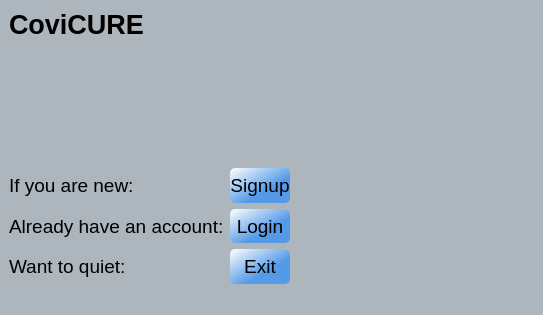
Above: Forms/mainwindow.ui from ayush-regmi/CoviCURE before the change. Below: the same form after it.
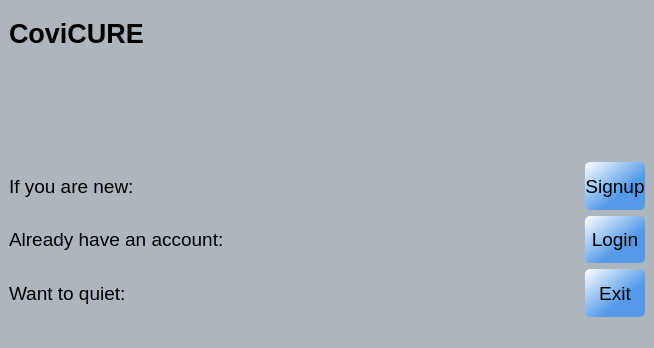
That is the form after the change.

What changed in the file:
```diff
--- a/Forms/mainwindow.ui
+++ b/Forms/mainwindow.ui
@@ -6,8 +6,8 @@
    <rect>
     <x>0</x>
     <y>0</y>
-    <width>543</width>
-    <height>315</height>
+    <width>654</width>
+    <height>348</height>
    </rect>
   </property>
   <property name="windowTitle">
@@ -17,35 +17,21 @@
    <string notr="true">background-color: rgb(173, 181, 189);</string>
   </property>
   <widget class="QWidget" name="centralwidget">
-   <layout class="QGridLayout" name="gridLayout">
-    <item row="0" column="2" rowspan="4">
-     <widget class="QLabel" name="label_pic">
-      <property name="text">
-       <string/>
+   <layout class="QGridLayout" name="gridLayout" rowstretch="1,0,1,0,1,1,1" columnstretch="1,1,1,0">
+    <item row="2" column="1">
+     <spacer name="verticalSpacer">
+      <property name="orientation">
+       <enum>Qt::Vertical</enum>
       </property>
-     </widget>
-    </item>
-    <item row="3" column="0">
-     <layout class="QFormLayout" name="formLayout">
-      <item row="0" column="0">
-       <widget class="QLabel" name="label_8">
-        <property name="font">
-         <font>
-          <pointsize>14</pointsize>
-          <italic>false</italic>
-          <bold>false</bold>
-         </font>
-        </property>
-        <property name="styleSheet">
-         <string notr="true">
-font: 14pt &quot;Arial Rounded MT Bold&quot;;</string>
-        </property>
-        <property name="text">
-         <string>If you are new:</string>
-        </property>
-       </widget>
-      </item>
-      <item row="0" column="1">
+      <property name="sizeHint" stdset="0">
+       <size>
+        <width>20</width>
+        <height>40</height>
+       </size>
+      </property>
+     </spacer>
+    </item>
+    <item row="4" column="3">
        <widget class="QPushButton" name="pushButton_Signup_3">
         <property name="sizePolicy">
          <sizepolicy hsizetype="Minimum" vsizetype="MinimumExpanding">
@@ -61,34 +47,22 @@
          </font>
         </property>
         <property name="styleSheet">
-         <string notr="true">background-color: qlineargradient(spread:reflect, x1:0, y1:0, x2:1, y2:1, stop:0 rgba(255, 255, 255, 255), stop:0.629213 rgba(84, 154, 232, 255));
+       <string notr="true">#pushButton_Signup_3{
+background-color: qlineargradient(spread:reflect, x1:0, y1:0, x2:1, y2:1, stop:0 rgba(255, 255, 255, 255), stop:0.629213 rgba(84, 154, 232, 255));
 font: 14pt &quot;Arial Rounded MT Bold&quot;;
 
-border-radius: 5px;</string>
+border-radius: 5px;
+}
+#pushButton_Signup_3:hover{
+background-color:#66c011;
+}</string>
         </property>
         <property name="text">
          <string>Signup</string>
         </property>
        </widget>
       </item>
-      <item row="1" column="0">
-       <widget class="QLabel" name="label_9">
-        <property name="font">
-         <font>
-          <pointsize>14</pointsize>
-          <italic>false</italic>
-          <bold>false</bold>
-         </font>
-        </property>
-        <property name="styleSheet">
-         <string notr="true">font: 14pt &quot;Arial Rounded MT Bold&quot;;</string>
-        </property>
-        <property name="text">
-         <string>Already have an account:</string>
-        </property>
-       </widget>
-      </item>
-      <item row="1" column="1">
+    <item row="5" column="3">
        <widget class="QPushButton" name="pushButton_Login_3">
         <property name="sizePolicy">
          <sizepolicy hsizetype="Minimum" vsizetype="MinimumExpanding">
@@ -104,62 +78,38 @@
          </font>
         </property>
         <property name="styleSheet">
-         <string notr="true">background-color: qlineargradient(spread:reflect, x1:0, y1:0, x2:1, y2:1, stop:0 rgba(255, 255, 255, 255), stop:0.629213 rgba(84, 154, 232, 255));
+       <string notr="true">#pushButton_Login_3{
+background-color: qlineargradient(spread:reflect, x1:0, y1:0, x2:1, y2:1, stop:0 rgba(255, 255, 255, 255), stop:0.629213 rgba(84, 154, 232, 255));
 font: 14pt &quot;Arial Rounded MT Bold&quot;;
 
-border-radius: 5px;</string>
+border-radius: 5px;
+}
+#pushButton_Login_3:hover{
+background-color:#66c011;
+}</string>
         </property>
         <property name="text">
          <string>Login</string>
         </property>
        </widget>
       </item>
-      <item row="2" column="0">
-       <widget class="QLabel" name="label_10">
-        <property name="font">
-         <font>
-          <pointsize>14</pointsize>
-          <italic>false</italic>
-          <bold>false</bold>
-         </font>
-        </property>
-        <property name="styleSheet">
-         <string notr="true">font: 14pt &quot;Arial Rounded MT Bold&quot;;</string>
-        </property>
-        <property name="text">
-         <string>Want to quiet:</string>
-        </property>
-       </widget>
-      </item>
-      <item row="2" column="1">
-       <widget class="QPushButton" name="pushButton_Exit_3">
-        <property name="sizePolicy">
-         <sizepolicy hsizetype="Minimum" vsizetype="MinimumExpanding">
-          <horstretch>0</horstretch>
-          <verstretch>0</verstretch>
-         </sizepolicy>
-        </property>
-        <property name="font">
-         <font>
-          <pointsize>14</pointsize>
-          <italic>false</italic>
-          <bold>false</bold>
-         </font>
-        </property>
-        <property name="styleSheet">
-         <string notr="true">background-color: qlineargradient(spread:reflect, x1:0, y1:0, x2:1, y2:1, stop:0 rgba(255, 255, 255, 255), stop:0.629213 rgba(84, 154, 232, 255));
-font: 14pt &quot;Arial Rounded MT Bold&quot;;
-
-border-radius: 5px;</string>
-        </property>
-        <property name="text">
-         <string>Exit</string>
-        </property>
-       </widget>
-      </item>
-     </layout>
-    </item>
-    <item row="0" column="0" rowspan="2">
+    <item row="2" column="2">
+     <spacer name="horizontalSpacer">
+      <property name="orientation">
+       <enum>Qt::Horizontal</enum>
+      </property>
+      <property name="sizeType">
+       <enum>QSizePolicy::Fixed</enum>
+      </property>
+      <property name="sizeHint" stdset="0">
+       <size>
+        <width>20</width>
+        <height>20</height>
+       </size>
+      </property>
+     </spacer>
+    </item>
+    <item row="0" column="0">
      <widget class="QLabel" name="label">
       <property name="font">
        <font>
@@ -179,24 +129,25 @@
       </property>
      </widget>
     </item>
-    <item row="0" column="1">
-     <spacer name="horizontalSpacer">
-      <property name="orientation">
-       <enum>Qt::Horizontal</enum>
+    <item row="5" column="0">
+     <widget class="QLabel" name="label_9">
+      <property name="font">
+       <font>
+        <pointsize>14</pointsize>
+        <italic>false</italic>
+        <bold>false</bold>
+       </font>
       </property>
-      <property name="sizeType">
-       <enum>QSizePolicy::Fixed</enum>
+      <property name="styleSheet">
+       <string notr="true">font: 14pt &quot;Arial Rounded MT Bold&quot;;</string>
       </property>
-      <property name="sizeHint" stdset="0">
-       <size>
-        <width>20</width>
-        <height>20</height>
-       </size>
+      <property name="text">
+       <string>Already have an account:</string>
       </property>
-     </spacer>
+     </widget>
     </item>
-    <item row="2" column="0">
-     <spacer name="verticalSpacer">
+    <item row="3" column="3">
+     <spacer name="verticalSpacer_2">
       <property name="orientation">
        <enum>Qt::Vertical</enum>
       </property>
@@ -208,6 +159,79 @@
       </property>
      </spacer>
     </item>
+    <item row="4" column="0">
+     <widget class="QLabel" name="label_8">
+      <property name="font">
+       <font>
+        <pointsize>14</pointsize>
+        <italic>false</italic>
+        <bold>false</bold>
+       </font>
+      </property>
+      <property name="styleSheet">
+       <string notr="true">
+font: 14pt &quot;Arial Rounded MT Bold&quot;;</string>
+      </property>
+      <property name="text">
+       <string>If you are new:</string>
+      </property>
+     </widget>
+    </item>
+    <item row="6" column="0">
+     <widget class="QLabel" name="label_10">
+      <property name="font">
+       <font>
+        <pointsize>14</pointsize>
+        <italic>false</italic>
+        <bold>false</bold>
+       </font>
+      </property>
+      <property name="styleSheet">
+       <string notr="true">font: 14pt &quot;Arial Rounded MT Bold&quot;;</string>
+      </property>
+      <property name="text">
+       <string>Want to quiet:</string>
+      </property>
+     </widget>
+    </item>
+    <item row="6" column="3">
+     <widget class="QPushButton" name="pushButton_Exit_3">
+      <property name="sizePolicy">
+       <sizepolicy hsizetype="Minimum" vsizetype="MinimumExpanding">
+        <horstretch>0</horstretch>
+        <verstretch>0</verstretch>
+       </sizepolicy>
+      </property>
+      <property name="font">
+       <font>
+        <pointsize>14</pointsize>
+        <italic>false</italic>
+        <bold>false</bold>
+       </font>
+      </property>
+      <property name="styleSheet">
+       <string notr="true">#pushButton_Exit_3{
+background-color: qlineargradient(spread:reflect, x1:0, y1:0, x2:1, y2:1, stop:0 rgba(255, 255, 255, 255), stop:0.629213 rgba(84, 154, 232, 255));
+font: 14pt &quot;Arial Rounded MT Bold&quot;;
+
+border-radius: 5px;
+}
+#pushButton_Exit_3:hover{
+background-color:#FF0000;
+}</string>
+      </property>
+      <property name="text">
+       <string>Exit</string>
+      </property>
+     </widget>
+    </item>
+    <item row="0" column="3" rowspan="3">
+     <widget class="QLabel" name="label_pic">
+      <property name="text">
+       <string/>
+      </property>
+     </widget>
+    </item>
    </layout>
   </widget>
   <widget class="QMenuBar" name="menubar">
```
Left out of the diff: 2 changed lines with no effect on the pictures. Lines whose indentation alone changed are shown as unchanged.
